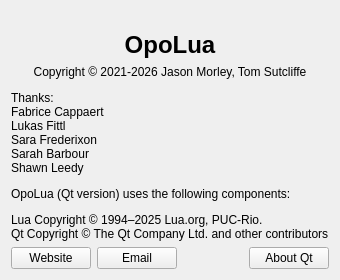
Old version of the form qt/aboutwindow.ui in the repository inseven/opolua.
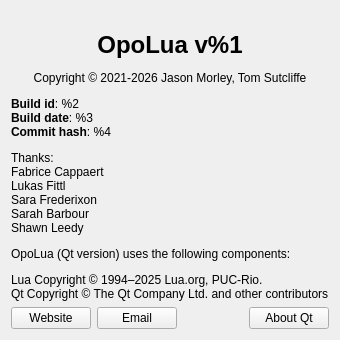
New version of the form. Icons and pictures are not drawn.

Commit message:
fix(qt): Add BUILD_NUMBER to about window
Also driveby fixed another Qt5 build issue due to a lack of c++17
CONFIG which is not enabled by default on Qt5.

fixes #621

Patch:
```diff
--- a/qt/aboutwindow.ui
+++ b/qt/aboutwindow.ui
@@ -6,8 +6,8 @@
    <rect>
     <x>0</x>
     <y>0</y>
-    <width>384</width>
-    <height>364</height>
+    <width>476</width>
+    <height>428</height>
    </rect>
   </property>
   <property name="sizePolicy">
@@ -48,29 +48,16 @@
      </property>
     </widget>
    </item>
-   <item>
-    <widget class="QLabel" name="versionLabel">
-     <property name="font">
-      <font>
-       <pointsize>18</pointsize>
-       <bold>true</bold>
-      </font>
-     </property>
-     <property name="text">
-      <string>OpoLua</string>
-     </property>
-     <property name="alignment">
-      <set>Qt::AlignCenter</set>
-     </property>
-     <property name="textInteractionFlags">
-      <set>Qt::LinksAccessibleByMouse|Qt::TextSelectableByMouse</set>
-     </property>
-    </widget>
-   </item>
    <item>
     <widget class="QLabel" name="text">
      <property name="text">
-      <string>&lt;html&gt;&lt;head/&gt;&lt;body&gt;&lt;p align=&quot;center&quot;&gt;Copyright © 2021-2026 Jason Morley, Tom Sutcliffe&lt;/p&gt;&lt;p&gt;Thanks:&lt;br/&gt;Fabrice Cappaert&lt;br/&gt;Lukas Fittl&lt;br/&gt;Sara Frederixon&lt;br/&gt;Sarah Barbour&lt;br/&gt;Shawn Leedy&lt;/p&gt;&lt;p&gt;OpoLua (Qt version) uses the following components:&lt;/p&gt;&lt;p&gt;Lua Copyright © 1994–2025 Lua.org, PUC-Rio.&lt;br/&gt;Qt Copyright © The Qt Company Ltd. and other contributors&lt;/p&gt;&lt;/body&gt;&lt;/html&gt;</string>
+      <string>&lt;html&gt;&lt;head/&gt;&lt;body&gt;&lt;p align=&quot;center&quot;&gt;&lt;span style=&quot; font-size:18pt; font-weight:700;&quot;&gt;OpoLua v%1&lt;/span&gt;&lt;/p&gt;&lt;p align=&quot;center&quot;&gt;Copyright © 2021-2026 Jason Morley, Tom Sutcliffe&lt;/p&gt;&lt;p&gt;&lt;span style=&quot; font-weight:700;&quot;&gt;Build id&lt;/span&gt;: %2&lt;br/&gt;&lt;span style=&quot; font-weight:700;&quot;&gt;Build date&lt;/span&gt;: %3&lt;br/&gt;&lt;span style=&quot; font-weight:700;&quot;&gt;Commit hash&lt;/span&gt;: %4&lt;/p&gt;&lt;p&gt;Thanks:&lt;br/&gt;Fabrice Cappaert&lt;br/&gt;Lukas Fittl&lt;br/&gt;Sara Frederixon&lt;br/&gt;Sarah Barbour&lt;br/&gt;Shawn Leedy&lt;/p&gt;&lt;p&gt;OpoLua (Qt version) uses the following components:&lt;/p&gt;&lt;p&gt;Lua Copyright © 1994–2025 Lua.org, PUC-Rio.&lt;br/&gt;Qt Copyright © The Qt Company Ltd. and other contributors&lt;/p&gt;&lt;/body&gt;&lt;/html&gt;</string>
+     </property>
+     <property name="textFormat">
+      <enum>Qt::TextFormat::RichText</enum>
+     </property>
+     <property name="openExternalLinks">
+      <bool>true</bool>
      </property>
      <property name="textInteractionFlags">
       <set>Qt::LinksAccessibleByMouse|Qt::TextSelectableByKeyboard|Qt::TextSelectableByMouse</set>
```
Left out of the diff: 8 changed lines with no effect on the pictures. The commit also changes 3 other files.
